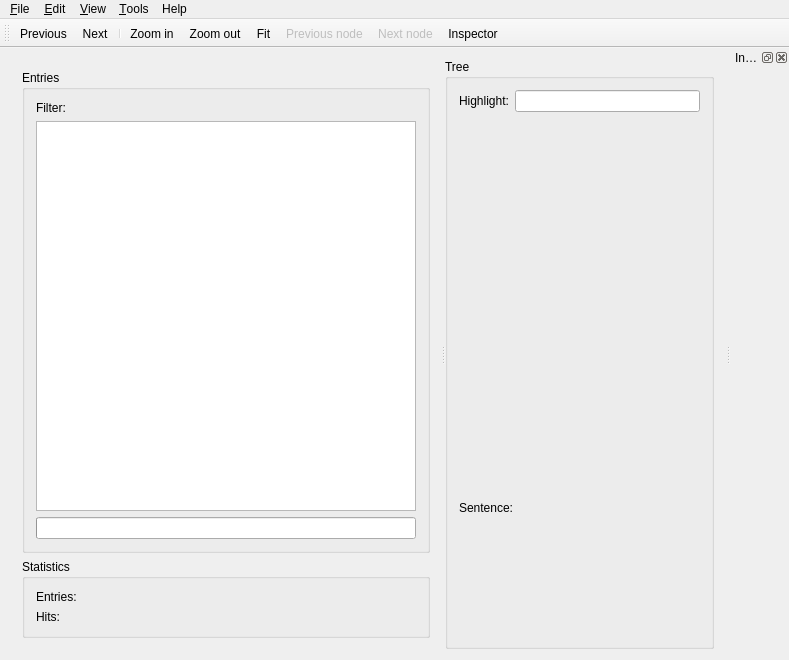
This is ui/MainWindow.ui in rug-compling/dact as Qt 5 draws it before an edit. The edited form follows.
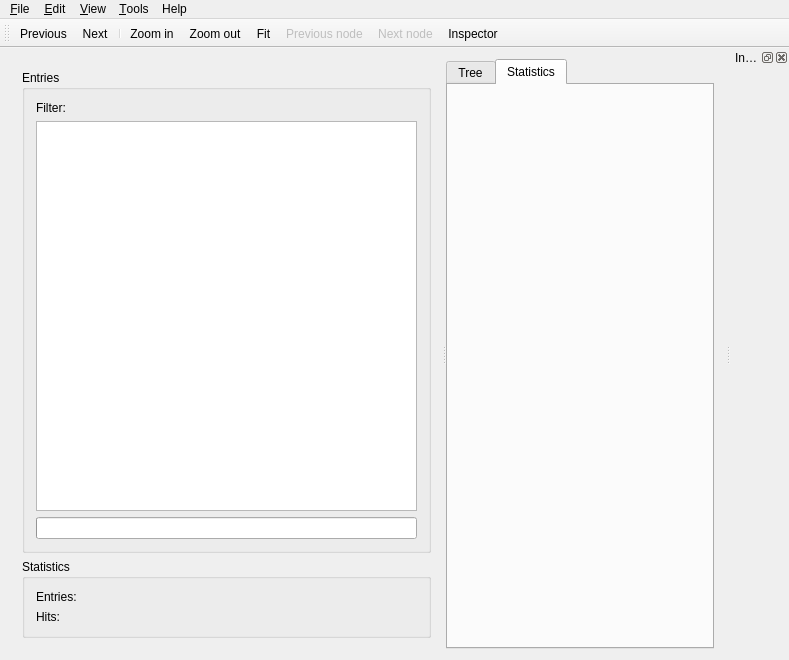
This is the edited form. The open tabs and pages were chosen to show the change. Icons and pictures are not drawn. Custom widgets are drawn as their Qt base class.

Commit message:
Move the statistics window to a tab in MainWindow.
The name 'StatisticsWidget' would be more appropriate now ;).

What changed in the file:
```diff
--- a/ui/MainWindow.ui
+++ b/ui/MainWindow.ui
@@ -126,10 +126,14 @@
         </item>
        </layout>
       </widget>
-      <widget class="QGroupBox" name="groupBox_2">
-       <property name="title">
+      <widget class="QTabWidget" name="tabWidget_2">
+       <property name="currentIndex">
+        <number>0</number>
+       </property>
+       <widget class="QWidget" name="tabWidget_2Page1" native="true">
+        <attribute name="title">
         <string>Tree</string>
-       </property>
+        </attribute>
        <layout class="QVBoxLayout" name="verticalLayout_2">
         <item>
          <layout class="QGridLayout" name="gridLayout">
@@ -177,6 +181,17 @@
         </item>
        </layout>
       </widget>
+       <widget class="QWidget" name="tab">
+        <attribute name="title">
+         <string>Statistics</string>
+        </attribute>
+        <layout class="QVBoxLayout" name="verticalLayout_4">
+         <item>
+          <widget class="StatisticsWindow" name="statisticsWindow" native="true"/>
+         </item>
+        </layout>
+       </widget>
+      </widget>
      </widget>
     </item>
    </layout>
@@ -600,6 +615,11 @@
    <extends>QWidget</extends>
    <header>DactTreeView.hh</header>
   </customwidget>
+  <customwidget>
+   <class>StatisticsWindow</class>
+   <extends>QWidget</extends>
+   <header>StatisticsWindow.hh</header>
+  </customwidget>
   <customwidget>
    <class>BracketedSentenceWidget</class>
    <extends>QFrame</extends>
```
Left out of the diff: 11 changed lines with no effect on the pictures. Lines whose indentation alone changed are shown as unchanged. The commit also changes 5 other files.
